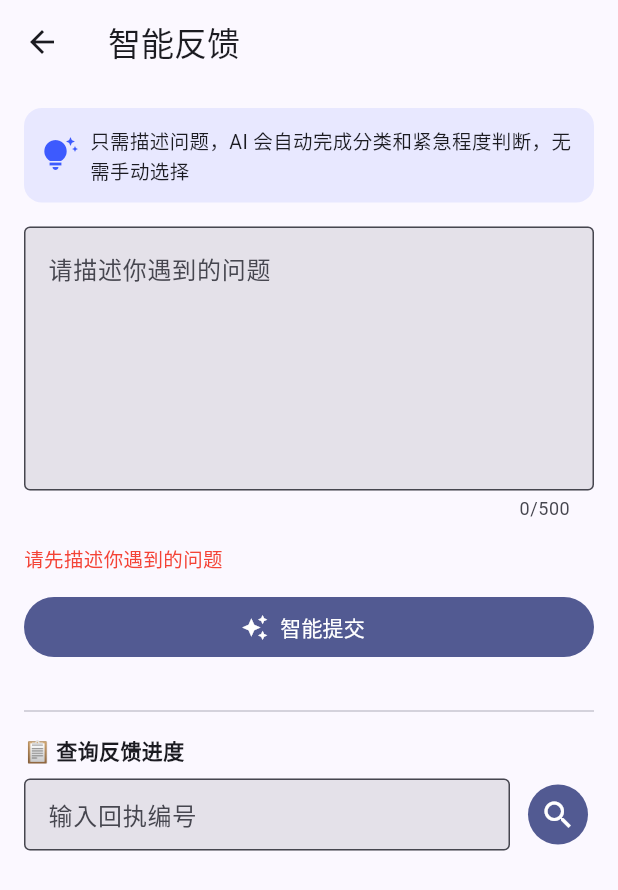
After one commit to Entiesci/schoolHelper_Demo, a Flutter app: the SmartFeedbackPage screen opened directly, after a tap on "智能提交", on a phone screen of 412 x 824 dp. The commit adds this screen. Shown: the top 890 px of the screen. Run offline on Flutter 3.47's test engine with Material 3 defaults, Android fonts, the phone set to English and light mode, and no system bars; our stand-ins replace shared_preferences; accounts and stored records are empty.

Commit message:
[new func] ai classification

```diff
--- a/lib/home_shell.dart
+++ b/lib/home_shell.dart
@@ -6,6 +6,7 @@ import 'pages/issue_list_page.dart';
 import 'pages/kanban_page.dart';
 import 'pages/login_page.dart';
 import 'pages/todo_page.dart';
+import 'pages/smart_feedback_page.dart';
 import 'pages/ai_review_page.dart';
 
 class HomeShell extends StatefulWidget {
@@ -25,14 +26,14 @@ class _HomeShellState extends State<HomeShell> {
 
     // 学生：列表 / 提交 / 看板；员工：待办 / 列表 / 看板
     final pages = isStudent
-        ? [const IssueListPage(), const FeedbackFormPage(), const KanbanPage()]
+        ? [const IssueListPage(), const FeedbackFormPage(),const SmartFeedbackPage(), const KanbanPage()]
         : [const TodoPage(), const AiReviewPage(), const IssueListPage(), const KanbanPage()];
         // : [const TodoPage(), const AiReviewPage(), const AiReviewPage(), const KanbanPage()];
 
     final navItems = isStudent
         ? const [BottomNavigationBarItem(icon: Icon(Icons.list), label: '问题列表'),
                  BottomNavigationBarItem(icon: Icon(Icons.edit_note), label: '提交反馈'),
-                //  BottomNavigationBarItem(icon: Icon(Icons.psychology), label: 'AI 清洗'),
+                 BottomNavigationBarItem(icon: Icon(Icons.auto_awesome), label: '智能反馈'),
                  BottomNavigationBarItem(icon: Icon(Icons.view_kanban), label: '看板')]
         : const [
                 BottomNavigationBarItem(icon: Icon(Icons.checklist), label: '我的待办'),
--- /dev/null
+++ b/lib/pages/smart_feedback_page.dart
@@ -0,0 +1,300 @@
+import 'package:flutter/material.dart';
+import '../services/api_service.dart';
+import '../services/ai_service.dart';
+import '../services/local_feedback_store.dart';
+
+class SmartFeedbackPage extends StatefulWidget {
+  const SmartFeedbackPage({super.key});
+
+  @override
+  State<SmartFeedbackPage> createState() => _SmartFeedbackPageState();
+}
+
+class _SmartFeedbackPageState extends State<SmartFeedbackPage> {
+  final _ctrl = TextEditingController();
+  final _queryCtrl = TextEditingController();
+
+  bool _aiLoading = false;
+  bool _submitting = false;
+  String? _error;
+
+  String? _aiCate;   // AI 分类结果（可修正）
+  int? _aiLevel;
+
+  String? _tsKey;    // 提交成功后的回执
+
+  // 查询结果
+  Map<String, dynamic>? _queryResult;
+  bool _querying = false;
+
+  static const _levelLabels = {1: '紧急', 2: '一般', 3: '不紧急'};
+  static const _levelColors = {
+    1: Colors.red, 2: Colors.orange, 3: Colors.green,
+  };
+
+  // ─────────────────── 提交流程 ───────────────────
+
+  Future<void> _submit() async {
+    final text = _ctrl.text.trim();
+    if (text.isEmpty) {
+      setState(() => _error = '请先描述你遇到的问题');
+      return;
+    }
+
+    setState(() { _aiLoading = true; _error = null; _tsKey = null; });
+
+    // 1️⃣ DeepSeek 自动分类
+    final aiRes = await AiService.classify(text);
+    if (aiRes['success'] != true) {
+      setState(() {
+        _error = aiRes['error'].toString();
+        _aiLoading = false;
+      });
+      return;
+    }
+    setState(() {
+      _aiCate = aiRes['cate'] as String;
+      _aiLevel = aiRes['level'] as int;
+      _aiLoading = false;
+    });
+
+    if (!mounted) return;
+
+    // 2️⃣ 确认弹窗（学生可修正分类）
+    final confirmed = await showDialog<bool>(
+      context: context,
+      builder: (_) => _confirmDialog(),
+    );
+    if (confirmed != true || !mounted) return;
+
+    // 3️⃣ 提交到后端
+    setState(() => _submitting = true);
+    final res = await ApiService.submitFeedback(
+      problem: text,
+      cate: _aiCate!,
+      level: _aiLevel!,
+    );
+    setState(() => _submitting = false);
+
+    if (res['success'] == true) {
+      setState(() {
+        _tsKey = res['ts_key'].toString();
+        _ctrl.clear();
+      });
+      LocalFeedbackStore.add(
+        tsKey: _tsKey!,
+        problem: text,
+        cate: _aiCate!,
+        level: _aiLevel!,
+      );
+    } else {
+      setState(() => _error = res['error']?.toString() ?? '提交失败');
+    }
+  }
+
+  Widget _confirmDialog() => StatefulBuilder(
+    builder: (context, setDialogState) => AlertDialog(
+      title: const Row(children: [
+        Icon(Icons.auto_awesome, color: Color(0xFF3D5AFE), size: 20),
+        SizedBox(width: 8),
+        Text('AI 已完成分类', style: TextStyle(fontSize: 18)),
+      ]),
+      content: Column(
+        mainAxisSize: MainAxisSize.min,
+        crossAxisAlignment: CrossAxisAlignment.start,
+        children: [
+          const Text('可确认或手动修正后再提交：',
+              style: TextStyle(fontSize: 13, color: Colors.grey)),
+          const SizedBox(height: 16),
+          DropdownButtonFormField<String>(
+            value: _aiCate,
+            decoration: const InputDecoration(
+                labelText: '问题类别', prefixIcon: Icon(Icons.category)),
+            items: AiService.categories
+                .map((c) => DropdownMenuItem(value: c, child: Text(c)))
+                .toList(),
+            onChanged: (v) => setDialogState(() => _aiCate = v),
+          ),
+          const SizedBox(height: 12),
+          DropdownButtonFormField<int>(
+            value: _aiLevel,
+            decoration: const InputDecoration(
+                labelText: '紧急程度', prefixIcon: Icon(Icons.priority_high)),
+            items: const [
+              DropdownMenuItem(value: 1, child: Text('1 - 紧急')),
+              DropdownMenuItem(value: 2, child: Text('2 - 一般')),
+              DropdownMenuItem(value: 3, child: Text('3 - 不紧急')),
+            ],
+            onChanged: (v) => setDialogState(() => _aiLevel = v),
+          ),
+        ],
+      ),
+      actions: [
+        TextButton(
+            onPressed: () => Navigator.pop(context, false),
+            child: const Text('取消')),
+        FilledButton(
+            onPressed: () => Navigator.pop(context, true),
+            child: const Text('确认提交')),
+      ],
+    ),
+  );
+
+  // ─────────────────── 进度查询 ───────────────────
+
+  Future<void> _query() async {
+    final key = _queryCtrl.text.trim();
+    if (key.isEmpty) return;
+    setState(() { _querying = true; _queryResult = null; });
+
+    final res = await ApiService.getJson('/student/feedback/$key');
+    setState(() {
+      _querying = false;
+      _queryResult = res['success'] == true
+          ? res['data'] as Map<String, dynamic>
+          : null;
+      if (res['success'] != true) _error = '未查询到该编号的反馈';
+    });
+  }
+
+  // ─────────────────── UI ───────────────────
+
+  @override
+  Widget build(BuildContext context) {
+    return Scaffold(
+      appBar: AppBar(title: const Text('智能反馈')),
+      body: SingleChildScrollView(
+        padding: const EdgeInsets.all(16),
+        child: Column(
+          crossAxisAlignment: CrossAxisAlignment.stretch,
+          children: [
+            _headerCard(),
+            const SizedBox(height: 16),
+            TextField(
+              controller: _ctrl,
+              maxLines: 6,
+              maxLength: 500,
+              decoration: const InputDecoration(
+                labelText: '请描述你遇到的问题',
+                hintText: '例如：三食堂二楼麻辣烫吃出了异物，希望学校检查',
+                alignLabelWithHint: true,
+              ),
+            ),
+            const SizedBox(height: 16),
+            if (_error != null)
+              Padding(
+                padding: const EdgeInsets.only(bottom: 12),
+                child: Text(_error!,
+                    style: const TextStyle(color: Colors.red, fontSize: 13)),
+              ),
+            FilledButton.icon(
+              onPressed: (_aiLoading || _submitting) ? null : _submit,
+              icon: (_aiLoading || _submitting)
+                  ? const SizedBox(
+                      width: 16, height: 16,
+                      child: CircularProgressIndicator(
+                          strokeWidth: 2, color: Colors.white))
+                  : const Icon(Icons.auto_awesome),
+              label: Text(_aiLoading ? 'AI 分类中…'
+                  : _submitting ? '提交中…' : '智能提交'),
+            ),
+            if (_tsKey != null) ...[
+              const SizedBox(height: 12),
+              _receiptCard(),
+            ],
+            const SizedBox(height: 24),
+            const Divider(),
+            const SizedBox(height: 8),
+            _querySection(),
+          ],
+        ),
+      ),
+    );
+  }
+
+  Widget _headerCard() => Container(
+    padding: const EdgeInsets.all(12),
+    decoration: BoxDecoration(
+      color: const Color(0x1A3D5AFE),
+      borderRadius: BorderRadius.circular(12),
+    ),
+    child: const Row(children: [
+      Icon(Icons.tips_and_updates, color: Color(0xFF3D5AFE)),
+      SizedBox(width: 8),
+      Expanded(
+        child: Text('只需描述问题，AI 会自动完成分类和紧急程度判断，无需手动选择',
+            style: TextStyle(fontSize: 13)),
+      ),
+    ]),
+  );
+
+  Widget _receiptCard() => Card(
+    color: const Color(0xFFE8F5E9),
+    child: Padding(
+      padding: const EdgeInsets.all(12),
+      child: Column(crossAxisAlignment: CrossAxisAlignment.start, children: [
+        const Row(children: [
+          Icon(Icons.check_circle, color: Colors.green),
+          SizedBox(width: 8),
+          Text('提交成功！', style: TextStyle(fontWeight: FontWeight.bold)),
+        ]),
+        const SizedBox(height: 8),
+        SelectableText('回执编号：$_tsKey',
+            style: const TextStyle(fontFamily: 'monospace', fontSize: 12)),
+        const SizedBox(height: 4),
+        Text('分类：$_aiCate · ${_levelLabels[_aiLevel]}（可在下方查询进度）',
+            style: const TextStyle(fontSize: 12, color: Colors.grey)),
+      ]),
+    ),
+  );
+
+  Widget _querySection() => Column(
+    crossAxisAlignment: CrossAxisAlignment.stretch,
+    children: [
+      const Text('📋 查询反馈进度', style: TextStyle(fontWeight: FontWeight.bold)),
+      const SizedBox(height: 8),
+      Row(children: [
+        Expanded(
+          child: TextField(
+            controller: _queryCtrl,
+            decoration: const InputDecoration(
+                hintText: '输入回执编号', isDense: true),
+          ),
+        ),
+        const SizedBox(width: 8),
+        IconButton.filled(
+          onPressed: _querying ? null : _query,
+          icon: _querying
+              ? const SizedBox(width: 16, height: 16,
+                  child: CircularProgressIndicator(strokeWidth: 2))
+              : const Icon(Icons.search),
+        ),
+      ]),
+      if (_queryResult != null) ...[
+        const SizedBox(height: 12),
+        Card(
+          child: Padding(
+            padding: const EdgeInsets.all(12),
+            child: Column(
+              crossAxisAlignment: CrossAxisAlignment.start,
+              children: [
+                Text('状态：${_queryResult!['status'] ?? '未知'}',
+                    style: const TextStyle(fontWeight: FontWeight.bold)),
+                const SizedBox(height: 4),
+                Text('分类：${_queryResult!['cate'] ?? '-'}'),
+                Text('级别：${_queryResult!['level'] ?? '-'}'),
+              ],
+            ),
+          ),
+        ),
+      ],
+    ],
+  );
+
+  @override
+  void dispose() {
+    _ctrl.dispose();
+    _queryCtrl.dispose();
+    super.dispose();
+  }
+}
--- /dev/null
+++ b/lib/services/ai_service.dart
@@ -0,0 +1,72 @@
+import 'dart:convert';
+import 'package:http/http.dart' as http;
+
+class AiService {
+  static const String _apiKey = String.fromEnvironment(
+    'DEEPSEEK_KEY',
+    defaultValue: 'sk-aOcpypCUVIoH9bLtyPDKWjnpD3EjMoKxjb7gq3xGv7Y0Hcp4',
+  );
+  static const String _apiUrl = 'https://api.aicernet.cn/v1/chat/completions';
+
+  /// 接口文档规定的 22 个标准类别
+  static const List<String> categories = [
+    '教学教务', '选课考试', '成绩学籍', '宿舍住宿', '后勤维修', '食堂餐饮',
+    '校园网络', '图书馆服务', '校园交通', '校园安全', '医疗健康', '心理咨询',
+    '社团活动', '评奖评优', '助学资助', '就业指导', '收费财务', '行政服务',
+    '师德师风', '同学关系', '学术诚信', '其他',
+  ];
+
+  /// AI 自动分类，返回 {'cate': String, 'level': int}；失败返回 {'success': false, 'error': ...}
+  static Future<Map<String, dynamic>> classify(String rawText) async {
+    try {
+      final response = await http.post(
+        Uri.parse(_apiUrl),
+        headers: {
+          'Content-Type': 'application/json',
+          'Authorization': 'Bearer $_apiKey',
+        },
+        body: jsonEncode({
+          'model': 'minimax-m3',
+          'messages': [
+            {
+              'role': 'system',
+              'content':
+                  '你是校园反馈系统的智能分类助手。分析学生反馈，判断问题类别和紧急程度。\n'
+                  '类别只能从以下列表选择：${categories.join('、')}\n'
+                  'level 为紧急程度：1=紧急（影响安全健康或大量学生）、2=一般、3=不紧急。\n'
+                  '只输出 JSON，不要输出任何其他内容：\n'
+                  '{"cate": "类别", "level": 2}',
+            },
+            {'role': 'user', 'content': rawText},
+          ],
+          'response_format': {'type': 'json_object'},
+          'temperature': 0.1,
+        }),
+      );
+
+      if (response.statusCode != 200) {
+        return {
+          'success': false,
+          'error': 'AI 服务返回 ${response.statusCode}',
+        };
+      }
+
+      final content = jsonDecode(
+          response.body)['choices'][0]['message']['content'] as String;
+      final result = jsonDecode(content) as Map<String, dynamic>;
+
+      final cate = (result['cate'] ?? '其他').toString();
+      final level = result['level'] is int
+          ? result['level'] as int
+          : int.tryParse(result['level'].toString()) ?? 2;
+
+      return {
+        'success': true,
+        'cate': categories.contains(cate) ? cate : '其他',   // 兜底
+        'level': level.clamp(1, 3),
+      };
+    } catch (e) {
+      return {'success': false, 'error': 'AI 分类失败：$e'};
+    }
+  }
+}
--- /dev/null
+++ b/lib/services/local_feedback_store.dart
@@ -0,0 +1,32 @@
+import '../models.dart';
+
+/// 本地暂存学生提交的反馈，供 AI 清洗页合并展示（演示用）
+class LocalFeedbackStore {
+  static final List<AiCleaningResult> _items = [];
+
+  static void add({
+    required String tsKey,
+    required String problem,
+    required String cate,
+    required int level,
+  }) {
+    _items.insert(
+      0,
+      AiCleaningResult(
+        id: tsKey,
+        rawText: problem,
+        rawSource: '学生主动反馈',
+        rawTime: DateTime.now(),
+        cleanTitle: problem.length > 15 ? problem.substring(0, 15) : problem,
+        cleanDept: Dept.logistics, // 可复用 ApiService._mapCategoryToDept
+        cleanPriority: level >= 2 ? IssuePriority.high : IssuePriority.medium,
+        cleanLocation: '—',
+        cleanSummary: '类别：$cate',
+        cleanTags: [cate],
+        confidence: 0.95,
+      ),
+    );
+  }
+
+  static List<AiCleaningResult> get items => List.unmodifiable(_items);
+}
```
Also changed, not shown: lib/pages/ai_review_page.dart (+22 -5 lines), 5 other files.
